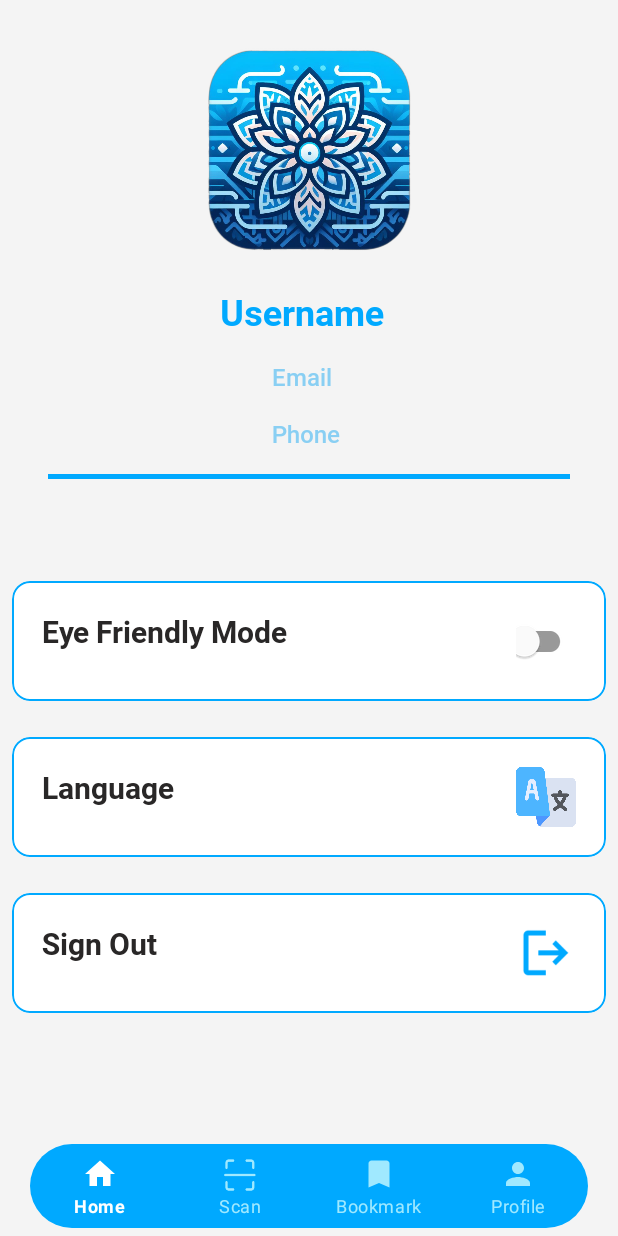
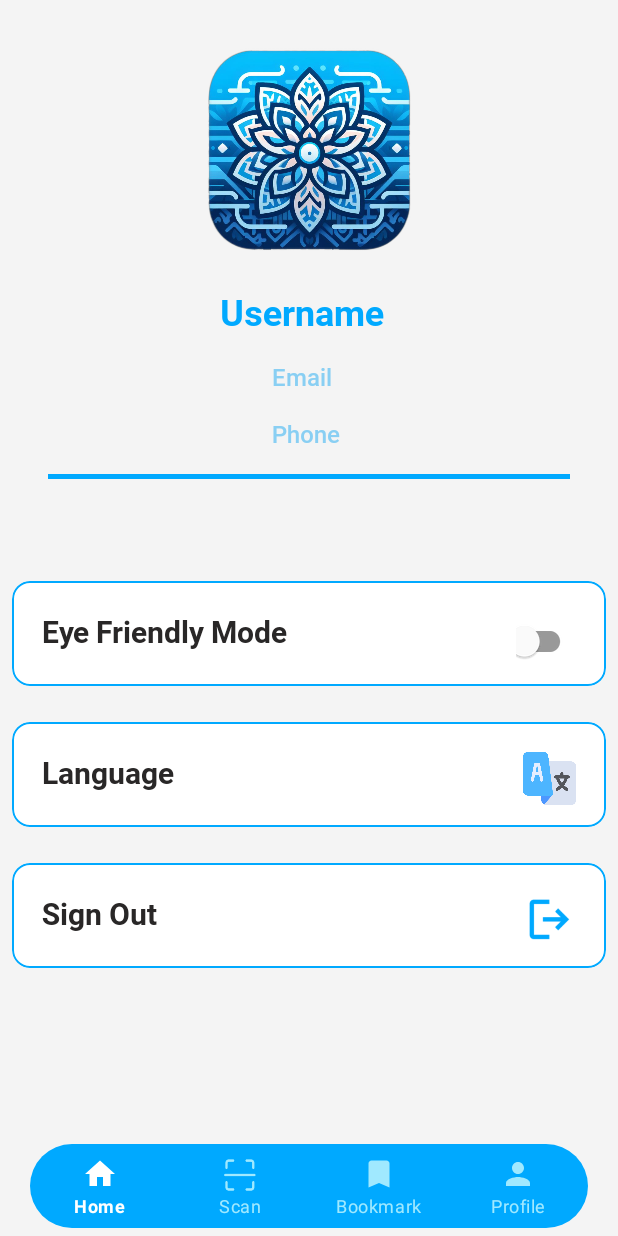
Before and after one commit to SongketFabricApp/Songket_Recognition_App, an Android app built with Jetpack Compose: the fragment ProfileFragment placed in its activity, on a phone screen of 412 x 824 dp. Run offline under Robolectric (Android 15) with nearby library versions, the phone set to English and light mode, and no system bars; 1 statement that could not run was skipped.

Commit message:
edit dikit bagian profil

```diff
--- a/app/src/main/res/layout/fragment_profile.xml
+++ b/app/src/main/res/layout/fragment_profile.xml
@@ -16,7 +16,7 @@
         <com.google.android.material.card.MaterialCardView
             android:id="@+id/card1"
             android:layout_width="match_parent"
-            android:layout_height="wrap_content"
+            android:layout_height="70dp"
             android:layout_marginStart="8dp"
             android:layout_marginTop="68dp"
             android:layout_marginEnd="8dp"
@@ -56,7 +56,7 @@
         <com.google.android.material.card.MaterialCardView
             android:id="@+id/card2"
             android:layout_width="match_parent"
-            android:layout_height="wrap_content"
+            android:layout_height="70dp"
             android:layout_marginStart="8dp"
             android:layout_marginTop="24dp"
             android:layout_marginEnd="8dp"
@@ -82,8 +82,8 @@
 
             <ImageButton
                 android:id="@+id/btn_language"
-                android:layout_width="40dp"
-                android:layout_height="40dp"
+                android:layout_width="35dp"
+                android:layout_height="35dp"
                 android:layout_gravity="end"
                 android:layout_margin="20dp"
                 android:background="@color/white"
@@ -98,7 +98,7 @@
         <com.google.android.material.card.MaterialCardView
             android:id="@+id/card3"
             android:layout_width="match_parent"
-            android:layout_height="wrap_content"
+            android:layout_height="70dp"
             android:layout_marginStart="8dp"
             android:layout_marginTop="24dp"
             android:layout_marginEnd="8dp"
@@ -124,8 +124,8 @@
 
             <ImageButton
                 android:id="@+id/btn_logout"
-                android:layout_width="40dp"
-                android:layout_height="40dp"
+                android:layout_width="35dp"
+                android:layout_height="35dp"
                 android:layout_gravity="end"
                 android:layout_margin="20dp"
                 android:background="@color/white"
```
